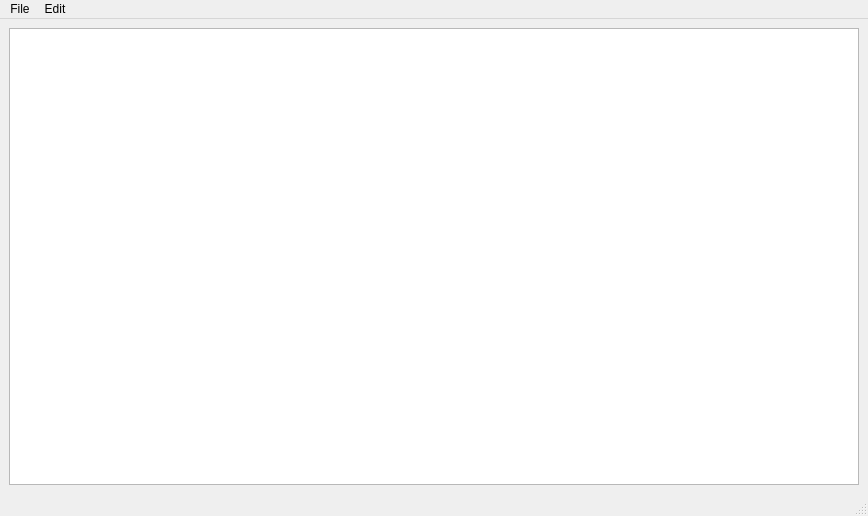
Qt form texteditor.ui (foxer9developer/qt_textEditor) before a commit.
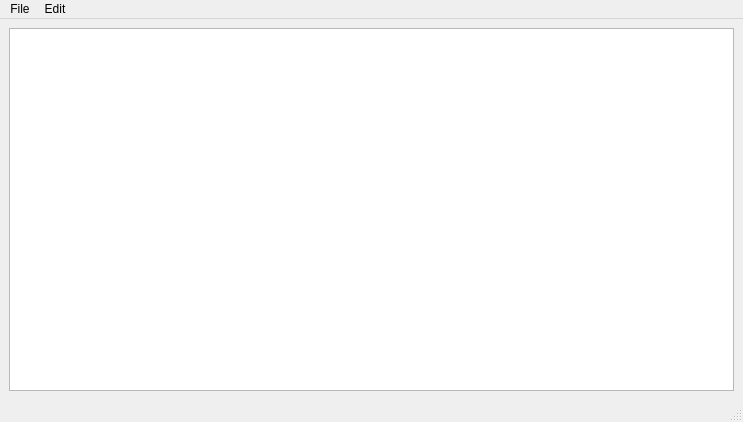
The same form after that commit. Icons and pictures are not drawn.

```diff
--- a/texteditor.ui
+++ b/texteditor.ui
@@ -6,8 +6,8 @@
    <rect>
     <x>0</x>
     <y>0</y>
-    <width>868</width>
-    <height>516</height>
+    <width>743</width>
+    <height>422</height>
    </rect>
   </property>
   <property name="windowTitle">
@@ -25,7 +25,7 @@
     <rect>
      <x>0</x>
      <y>0</y>
-     <width>868</width>
+     <width>743</width>
      <height>21</height>
     </rect>
    </property>
```
Left out of the diff: 53 changed lines with no effect on the pictures.
